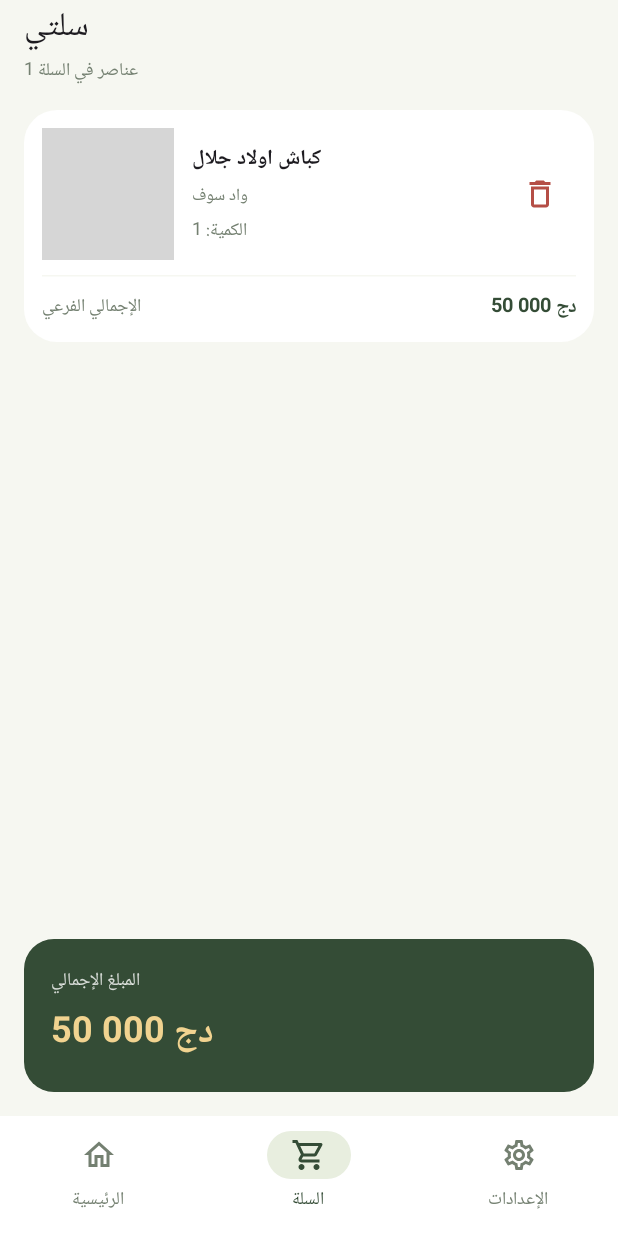
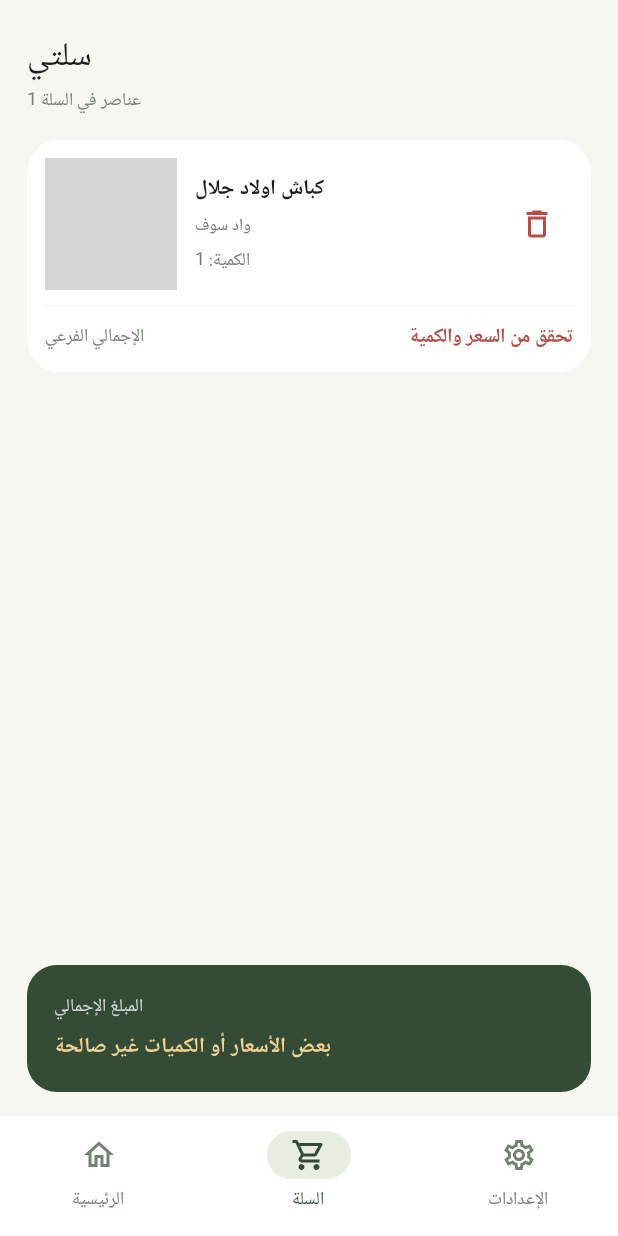
Before and after one commit to Ynsaid/MawachiMobileApp, an Android app built with Jetpack Compose: the composable MarketApp shown on its own in the app's theme, item 2 of the bottom bar chosen, on a phone screen of 412 x 824 dp. Run offline under Robolectric (Android 15) with nearby library versions, the phone set to English and light mode, and no system bars; our stand-ins replace Firebase (no records; nobody signed in at launch, a user with empty details on screens opened directly); pictures from the network do not load; grey boxes are pictures that could not be loaded.

Commit message:
rebuild homeactivity , cart screen , settings screen , home secreen add new file productlistsrcree to display items of every category

```diff
--- a/app/src/main/java/com/example/mawachiapp/adapters/CartAdapter.kt
+++ b/app/src/main/java/com/example/mawachiapp/adapters/CartAdapter.kt
@@ -47,7 +47,7 @@ class CartAdapter(private val cartItems: List<Item>) : RecyclerView.Adapter<Cart
         }
 
         holder.itemQuantityPlus.setOnClickListener {
-            val currentQty = item.quantity.toIntOrNull() ?: 1
+            val currentQty = item.quantity?.toIntOrNull() ?: 1
             val updatedQty = currentQty + 1
             item.quantity = updatedQty.toString()
             holder.itemQuantity.text = item.quantity
@@ -55,7 +55,7 @@ class CartAdapter(private val cartItems: List<Item>) : RecyclerView.Adapter<Cart
 
         // Handle - button
         holder.itemQuantityMinus.setOnClickListener {
-            val currentQty = item.quantity.toIntOrNull() ?: 1
+            val currentQty = item.quantity?.toIntOrNull() ?: 1
             val updatedQty = if (currentQty > 1) currentQty - 1 else 1
             item.quantity = updatedQty.toString()
             holder.itemQuantity.text = item.quantity
--- a/app/src/main/java/com/example/mawachiapp/classes/Animal.kt
+++ b/app/src/main/java/com/example/mawachiapp/classes/Animal.kt
@@ -3,4 +3,5 @@ package com.example.mawachiapp.classes
 data class Animal(
     var name: String? = null,
     var image: String? = null,
+    var category: String? = null
 )
--- a/app/src/main/java/com/example/mawachiapp/classes/Item.kt
+++ b/app/src/main/java/com/example/mawachiapp/classes/Item.kt
@@ -2,14 +2,13 @@ package com.example.mawachiapp.classes
 
 import java.io.Serializable
 
-class Item (
-    val name : String,
-    val price : String,
-    var quantity : String,
-    val location :String,
-    val weight :String,
-    val age :String,
-    val amount :String,
-    val image : String
-
-) : Serializable
+data class Item(
+    val name: String? = null,
+    val price: String? = null,
+    var quantity: String? = null,
+    val location: String? = null,
+    val weight: String? = null,
+    val age: String? = null,
+    val amount: String? = null,
+    val image: String? = null
+)  : Serializable
--- a/app/src/main/java/com/example/mawachiapp/fragments/Cart.kt
+++ b/app/src/main/java/com/example/mawachiapp/fragments/Cart.kt
@@ -36,6 +36,7 @@ import androidx.compose.runtime.setValue
 import androidx.compose.ui.Alignment
 import androidx.compose.ui.Modifier
 import androidx.compose.ui.draw.clip
+import androidx.compose.ui.graphics.Color
 import androidx.compose.ui.platform.LocalContext
 import androidx.compose.ui.text.font.FontWeight
 import androidx.compose.ui.text.style.TextOverflow
@@ -45,15 +46,18 @@ import com.example.mawachiapp.classes.Item
 import com.google.gson.Gson
 import com.google.gson.reflect.TypeToken
 import java.math.BigDecimal
-import androidx.core.content.edit
 
 private fun itemSubtotal(item: Item): BigDecimal? {
-    val cleanPrice = item.price.replace("[^0-9.]".toRegex(), "").trim()
-    val price = cleanPrice.toBigDecimalOrNull()
+    val priceText = item.price?.trim()
         ?: return null
 
-    val cleanQuantity = item.quantity.replace("[^0-9]".toRegex(), "").trim()
-    val quantity = cleanQuantity.toIntOrNull()
+    val quantityText = item.quantity?.trim()
+        ?: return null
+
+    val price = priceText.toBigDecimalOrNull()
+        ?: return null
+
+    val quantity = quantityText.toIntOrNull()
         ?: return null
 
     if (price < BigDecimal.ZERO || quantity <= 0) {
@@ -104,7 +108,10 @@ fun RealCartScreen() {
 
                 require(
                     loaded.all { item ->
-                        item.name.isNotBlank()
+                        !item.name.isNullOrBlank() &&
+                                item.price != null &&
+                                item.quantity != null &&
+                                item.image != null
                     }
                 )
 
@@ -140,12 +147,12 @@ fun RealCartScreen() {
             removeAt(index)
         }
 
-        preferences.edit {
-            putString(
+        preferences.edit()
+            .putString(
                 "cart_items",
                 gson.toJson(updated)
             )
-        }
+            .apply()
 
         cartItems = updated
     }
@@ -193,9 +200,9 @@ fun RealCartScreen() {
     Column(
         modifier = Modifier
             .fillMaxSize()
-            .padding(horizontal = 16.dp)
+            .padding(horizontal = 18.dp)
     ) {
-
+        Spacer(modifier = Modifier.height(20.dp))
 
         Text(
             text = "سلتي",
@@ -219,7 +226,7 @@ fun RealCartScreen() {
                 items = cartItems
             ) { index, item ->
                 Surface(
-                    color = androidx.compose.ui.graphics.Color.White,
+                    color = Color.White,
                     shape = RoundedCornerShape(22.dp)
                 ) {
                     Column(
@@ -242,18 +249,22 @@ fun RealCartScreen() {
                                 modifier = Modifier.weight(1f),
                                 verticalArrangement = Arrangement.spacedBy(4.dp)
                             ) {
+                                item.name?.let {
                                     Text(
-                                    text = item.name,
+                                        text = it,
                                         fontWeight = FontWeight.Bold,
                                         maxLines = 2,
                                         overflow = TextOverflow.Ellipsis
                                     )
+                                }
 
+                                item.location?.let {
                                     Text(
-                                    text = item.location,
+                                        text = it,
                                         color = MarketMuted,
                                         fontSize = 11.sp
                                     )
+                                }
 
                                 Text(
                                     text = "الكمية: ${item.quantity}",
@@ -323,9 +334,7 @@ fun RealCartScreen() {
             ) {
                 Text(
                     text = "المبلغ الإجمالي",
-                    color = androidx.compose.ui.graphics.Color.White.copy(
-                        alpha = 0.8f
-                    ),
+                    color = Color.White.copy(alpha = 0.8f),
                     fontSize = 12.sp
                 )
 
--- a/app/src/main/java/com/example/mawachiapp/fragments/Home.kt
+++ b/app/src/main/java/com/example/mawachiapp/fragments/Home.kt
@@ -1,5 +1,4 @@
 package com.example.mawachiapp.fragments
-
 
 import androidx.compose.foundation.background
 import androidx.compose.foundation.clickable
@@ -11,6 +10,7 @@ import androidx.compose.foundation.layout.Box
 import androidx.compose.foundation.layout.Column
 import androidx.compose.foundation.layout.PaddingValues
 import androidx.compose.foundation.layout.Row
+import androidx.compose.foundation.layout.Spacer
 import androidx.compose.foundation.layout.aspectRatio
 import androidx.compose.foundation.layout.fillMaxSize
 import androidx.compose.foundation.layout.fillMaxWidth
@@ -28,6 +28,7 @@ import androidx.compose.foundation.shape.CircleShape
 import androidx.compose.foundation.shape.RoundedCornerShape
 import androidx.compose.material.icons.Icons
 import androidx.compose.material.icons.outlined.Close
+import androidx.compose.material.icons.outlined.Info
 import androidx.compose.material.icons.outlined.Search
 import androidx.compose.material.icons.outlined.Storefront
 import androidx.compose.material3.Card
@@ -45,7 +46,6 @@ import androidx.compose.runtime.Composable
 import androidx.compose.runtime.DisposableEffect
 import androidx.compose.runtime.LaunchedEffect
 import androidx.compose.runtime.getValue
-import androidx.compose.runtime.mutableIntStateOf
 import androidx.compose.runtime.mutableStateOf
 import androidx.compose.runtime.remember
 import androidx.compose.runtime.saveable.rememberSaveable
@@ -63,11 +63,10 @@ import androidx.compose.ui.unit.sp
 import com.example.mawachiapp.classes.Animal
 import com.google.firebase.firestore.FirebaseFirestore
 import kotlinx.coroutines.delay
-import kotlin.time.Duration.Companion.milliseconds
 
 @Composable
 fun RealHomeScreen(
-    onOpenAnimals: () -> Unit
+    onOpenCategory: (String) -> Unit
 ) {
     var animals by remember {
         mutableStateOf<List<Animal>>(emptyList())
@@ -86,7 +85,7 @@ fun RealHomeScreen(
     }
 
     var reloadKey by remember {
-        mutableIntStateOf(0)
+        mutableStateOf(0)
     }
 
     DisposableEffect(reloadKey) {
@@ -161,6 +160,12 @@ fun RealHomeScreen(
                         fontWeight = FontWeight.Bold,
                         color = MarketGreen
                     )
+
+                    Text(
+                        text = "اكتشف المواشي وتصفح العروض",
+                        color = MarketMuted,
+                        fontSize = 11.sp
+                    )
                 }
 
                 Surface(
@@ -217,12 +222,44 @@ fun RealHomeScreen(
             item(span = { GridItemSpan(maxLineSpan) }) {
                 AnimalCarousel(
                     animals = animals.take(5),
-                    onClick = onOpenAnimals
+                    onOpenCategory = onOpenCategory
                 )
             }
         }
 
+        item(span = { GridItemSpan(maxLineSpan) }) {
+            Surface(
+                color = MarketLightGreen,
+                shape = RoundedCornerShape(18.dp)
+            ) {
+                Row(
+                    modifier = Modifier.padding(15.dp),
+                    verticalAlignment = Alignment.CenterVertically
+                ) {
+                    Icon(
+                        imageVector = Icons.Outlined.Info,
+                        contentDescription = null,
+                        tint = MarketGreen
+                    )
 
+                    Spacer(modifier = Modifier.width(12.dp))
+
+                    Column {
+                        Text(
+                            text = "تسوّق باطمئنان",
+                            color = MarketGreen,
+                            fontWeight = FontWeight.Bold
+                        )
+
+                        Text(
+                            text = "عاين الماشية وتحقق من معلومات البائع قبل الدفع.",
+                            color = MarketMuted,
+                            fontSize = 11.sp
+                        )
+                    }
+                }
+            }
+        }
 
         item(span = { GridItemSpan(maxLineSpan) }) {
             Row(
@@ -231,13 +268,13 @@ fun RealHomeScreen(
                 verticalAlignment = Alignment.CenterVertically
             ) {
                 Text(
-                    text = "تصفح المواشي",
+                    text = "تصفح الفئات",
                     style = MaterialTheme.typography.titleMedium
                 )
 
                 if (!loading && error == null) {
                     Text(
-                        text = "${filtered.size} أنواع",
+                        text = "${filtered.size} فئات",
                         color = MarketMuted,
                         fontSize = 12.sp
                     )
@@ -286,7 +323,7 @@ fun RealHomeScreen(
                         icon = Icons.Outlined.Search,
                         title = "لا توجد نتائج",
                         message = if (query.isBlank()) {
-                            "لم تتم إضافة أنواع إلى السوق بعد."
+                            "لم تتم إضافة فئات إلى السوق بعد."
                         } else {
                             "جرّب كتابة اسم آخر."
                         }
@@ -300,7 +337,7 @@ fun RealHomeScreen(
                 ) { animal ->
                     AnimalCategoryCard(
                         animal = animal,
-                        onClick = onOpenAnimals
+                        onOpenCategory = onOpenCategory
                     )
                 }
             }
@@ -311,7 +348,7 @@ fun RealHomeScreen(
 @Composable
 private fun AnimalCarousel(
     animals: List<Animal>,
-    onClick: () -> Unit
+    onOpenCategory: (String) -> Unit
 ) {
     val pagerState = rememberPagerState(
         pageCount = { animals.size }
@@ -332,7 +369,7 @@ private fun AnimalCarousel(
             key2 = animals.size
         ) {
             while (true) {
-                delay(5000.milliseconds)
+                delay(5000)
 
                 pagerState.animateScrollToPage(
                     (pagerState.currentPage + 1) % animals.size
@@ -356,7 +393,13 @@ private fun AnimalCarousel(
                     .clickable(
                         interactionSource = interaction,
                         indication = null,
-                        onClick = onClick
+                        onClick = {
+                            onOpenCategory(
+                                animal.category
+                                    ?: animal.name
+                                    ?: ""
+                            )
+                        }
                     )
             ) {
                 MarketImage(
@@ -453,10 +496,16 @@ private fun AnimalCarousel(
 @Composable
 private fun AnimalCategoryCard(
     animal: Animal,
-    onClick: () -> Unit
+    onOpenCategory: (String) -> Unit
 ) {
     Card(
-        onClick = onClick,
+        onClick = {
+            onOpenCategory(
+                animal.category
+                    ?: animal.name
+                    ?: ""
+            )
+        },
         shape = RoundedCornerShape(22.dp),
         colors = CardDefaults.cardColors(
             containerColor = Color.White
--- a/app/src/main/java/com/example/mawachiapp/fragments/MarketComponents.kt
+++ b/app/src/main/java/com/example/mawachiapp/fragments/MarketComponents.kt
@@ -4,6 +4,7 @@ import androidx.compose.foundation.background
 import androidx.compose.foundation.layout.Arrangement
 import androidx.compose.foundation.layout.Box
 import androidx.compose.foundation.layout.Column
+import androidx.compose.foundation.layout.fillMaxSize
 import androidx.compose.foundation.layout.fillMaxWidth
 import androidx.compose.foundation.layout.padding
 import androidx.compose.foundation.layout.size
@@ -74,6 +75,7 @@ internal fun MarketImage(
             model = url,
             contentDescription = description,
             contentScale = ContentScale.Crop,
+            alignment = Alignment.Center,
             modifier = Modifier.matchParentSize()
         )
     }
--- a/app/src/main/java/com/example/mawachiapp/fragments/Settings.kt
+++ b/app/src/main/java/com/example/mawachiapp/fragments/Settings.kt
@@ -15,8 +15,8 @@ import androidx.compose.foundation.shape.RoundedCornerShape
 import androidx.compose.foundation.text.KeyboardOptions
 import androidx.compose.foundation.verticalScroll
 import androidx.compose.material.icons.Icons
-import androidx.compose.material.icons.automirrored.outlined.ExitToApp
 import androidx.compose.material.icons.outlined.DeleteOutline
+import androidx.compose.material.icons.outlined.ExitToApp
 import androidx.compose.material.icons.outlined.Person
 import androidx.compose.material3.AlertDialog
 import androidx.compose.material3.CircularProgressIndicator
@@ -194,7 +194,7 @@ fun RealSettingsScreen(
         SettingsAction(
             title = "تسجيل الخروج",
             subtitle = "الخروج من الحساب على هذا الجهاز",
-            icon = Icons.AutoMirrored.Outlined.ExitToApp,
+            icon = Icons.Outlined.ExitToApp,
             color = MarketGreen,
             onClick = { showLogout = true }
         )
--- a/app/src/main/java/com/example/mawachiapp/screens/HomeActivity.kt
+++ b/app/src/main/java/com/example/mawachiapp/screens/HomeActivity.kt
@@ -12,7 +12,6 @@ import androidx.compose.foundation.layout.fillMaxSize
 import androidx.compose.foundation.layout.only
 import androidx.compose.foundation.layout.padding
 import androidx.compose.foundation.layout.safeDrawing
-import androidx.compose.foundation.layout.safeDrawingPadding
 import androidx.compose.material.icons.Icons
 import androidx.compose.material.icons.outlined.Home
 import androidx.compose.material.icons.outlined.Settings
@@ -34,23 +33,24 @@ import androidx.compose.runtime.saveable.rememberSaveable
 import androidx.compose.runtime.setValue
 import androidx.compose.ui.Modifier
 import androidx.compose.ui.graphics.Color
+import androidx.compose.ui.platform.LocalContext
 import androidx.compose.ui.platform.LocalLayoutDirection
 import androidx.compose.ui.text.font.Font
 import androidx.compose.ui.text.font.FontFamily
 import androidx.compose.ui.text.font.FontWeight
 import androidx.compose.ui.unit.LayoutDirection
 import androidx.compose.ui.unit.dp
-import androidx.compose.ui.unit.sp
-import com.example.mawachiapp.R
-import com.example.mawachiapp.fragments.RealCartScreen
-import com.example.mawachiapp.fragments.RealHomeScreen
-import com.example.mawachiapp.fragments.RealSettingsScreen
+import com.example.mawachiapp.classes.Product
 import com.example.mawachiapp.fragments.MarketBackground
 import com.example.mawachiapp.fragments.MarketFont
 import com.example.mawachiapp.fragments.MarketGreen
 import com.example.mawachiapp.fragments.MarketLightGreen
 import com.example.mawachiapp.fragments.MarketMuted
 import com.example.mawachiapp.fragments.MarketText
+import com.example.mawachiapp.fragments.ProductListScreen
+import com.example.mawachiapp.fragments.RealCartScreen
+import com.example.mawachiapp.fragments.RealHomeScreen
+import com.example.mawachiapp.fragments.RealSettingsScreen
 import com.google.firebase.auth.FirebaseAuth
 
 class HomeActivity : ComponentActivity() {
@@ -106,13 +106,8 @@ class HomeActivity : ComponentActivity() {
                     LocalLayoutDirection provides LayoutDirection.Rtl
                 ) {
                     MarketApp(
-                        onOpenAnimals = {
-                            startActivity(
-                                Intent(
-                                    this,
-                                    ListOfAnimalsActivity::class.java
-                                )
-                            )
+                        onOpenCategory = { category ->
+                            // سيتم تمرير الفئة إلى ProductListScreen.
                         },
                         onSessionEnded = {
                             FirebaseAuth.getInstance().signOut()
@@ -139,11 +134,21 @@ class HomeActivity : ComponentActivity() {
 
 @Composable
 private fun MarketApp(
-    onOpenAnimals: () -> Unit,
+    onOpenCategory: (String) -> Unit,
     onSessionEnded: () -> Unit
 ) {
+    val context = LocalContext.current
+
     var selectedTab by rememberSaveable {
         mutableStateOf(0)
+    }
+
+    var selectedCategory by rememberSaveable {
+        mutableStateOf("")
+    }
+
+    var showProducts by rememberSaveable {
+        mutableStateOf(false)
     }
 
     val tabs = listOf(
@@ -164,7 +169,10 @@ private fun MarketApp(
                 tabs.forEachIndexed { index, tab ->
                     NavigationBarItem(
                         selected = selectedTab == index,
-                        onClick = { selectedTab = index },
+                        onClick = {
+                            selectedTab = index
+                            showProducts = false
+                        },
                         icon = {
                             Icon(
                                 imageVector = tab.second,
@@ -190,18 +198,48 @@ private fun MarketApp(
             modifier = Modifier
                 .fillMaxSize()
                 .padding(padding)
-                .safeDrawingPadding()
         ) {
-            when (selectedTab) {
-                0 -> RealHomeScreen(
-                    onOpenAnimals = onOpenAnimals
-                )
+            when {
+                selectedTab == 0 && showProducts -> {
+                    ProductListScreen(
+                        category = selectedCategory,
+                        onBack = {
+                            showProducts = false
+                        },
+                        onOpenProduct = { product ->
+                            val intent = Intent(
+                                context,
+                                ProductDetailsActivity::class.java
+                            )
 
-                1 -> RealCartScreen()
+                            intent.putExtra(
+                                "product",
+                                product
+                            )
 
-                2 -> RealSettingsScreen(
-                    onSessionEnded = onSessionEnded
-                )
+                            context.startActivity(intent)
+                        }
+                    )
+                }
+
+                selectedTab == 0 -> {
+                    RealHomeScreen(
+                        onOpenCategory = { category ->
+                            selectedCategory = category
+                            showProducts = true
+                        }
+                    )
+                }
+
+                selectedTab == 1 -> {
+                    RealCartScreen()
+                }
+
+                else -> {
+                    RealSettingsScreen(
+                        onSessionEnded = onSessionEnded
+                    )
+                }
             }
         }
     }
```
Also changed, not shown: app/src/main/java/com/example/mawachiapp/classes/Product.kt (+8 -8 lines), app/src/main/java/com/example/mawachiapp/fragments/ProductListScreen.kt (added, +464 -0 lines). Lines whose indentation alone changed are shown as unchanged.
